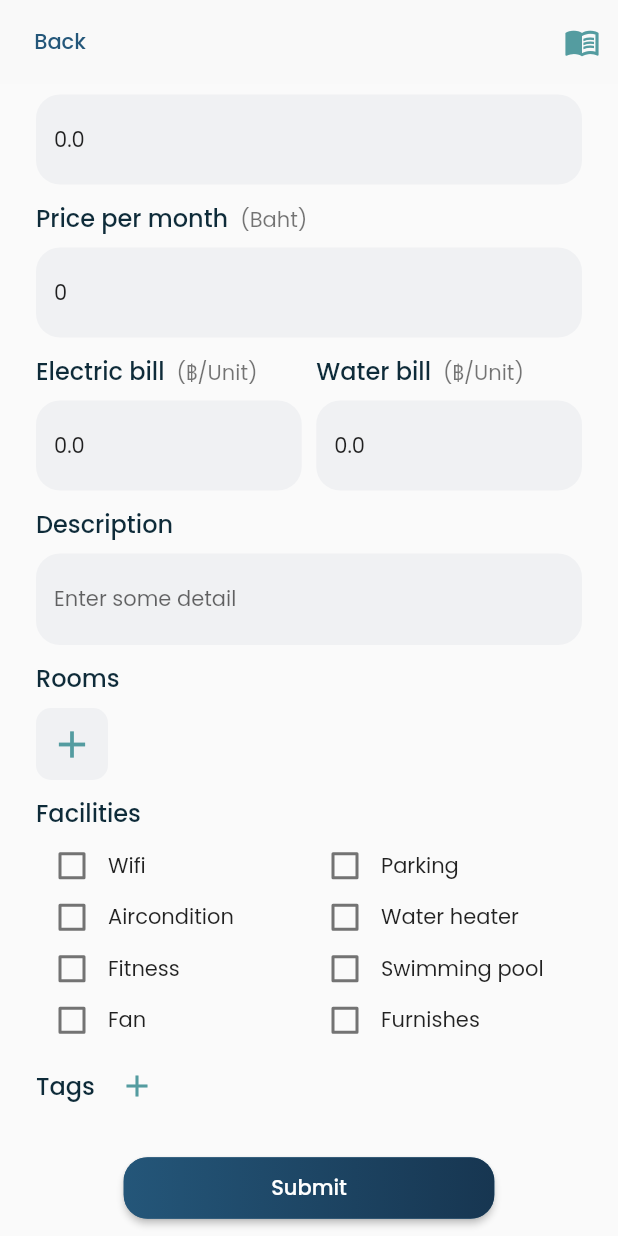
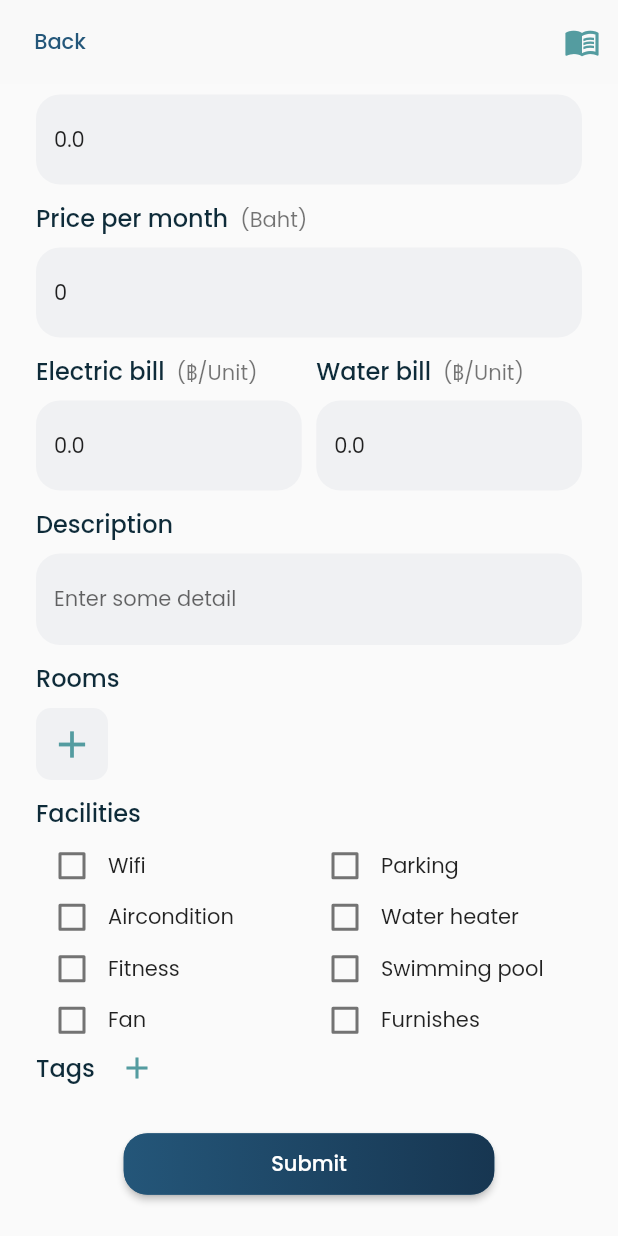
Before and after one commit to bronystylecrazy/CSC234-Besthouse, a Flutter app: the OfferForm screen opened by its route, scrolled down 485 dp, on a phone screen of 412 x 824 dp. Run offline on Flutter 3.47's test engine with Material 2 defaults, Android fonts, the light colour scheme and no system bars; our stand-ins replace animated_splash_screen, dio, flutter_spinkit, google_fonts, google_maps_flutter, image_picker and 5 more; accounts and stored records are empty.

Commit message:
fixed: tags overflow

```diff
--- a/besthouse/lib/widgets/offer_form/tags.dart
+++ b/besthouse/lib/widgets/offer_form/tags.dart
@@ -17,9 +17,12 @@ class Tags extends StatelessWidget {
 
   @override
   Widget build(BuildContext context) {
-    return Padding(
+    return Container(
+      width: MediaQuery.of(context).size.width,
+      height: 40,
       padding: const EdgeInsets.only(top: 8),
-      child: Row(
+      child: ListView(
+        scrollDirection: Axis.horizontal,
         children: [
           Padding(
             padding: const EdgeInsets.only(right: 4),
@@ -37,6 +40,7 @@ class Tags extends StatelessWidget {
               );
             }).toList(),
           IconButton(
+            padding: EdgeInsets.only(bottom: 8),
             splashRadius: 16,
             iconSize: 24,
             icon: const Icon(Icons.add),
```
